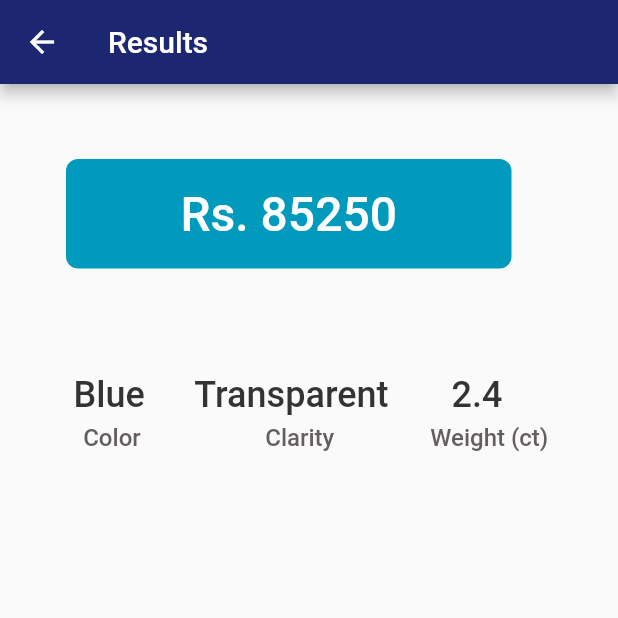
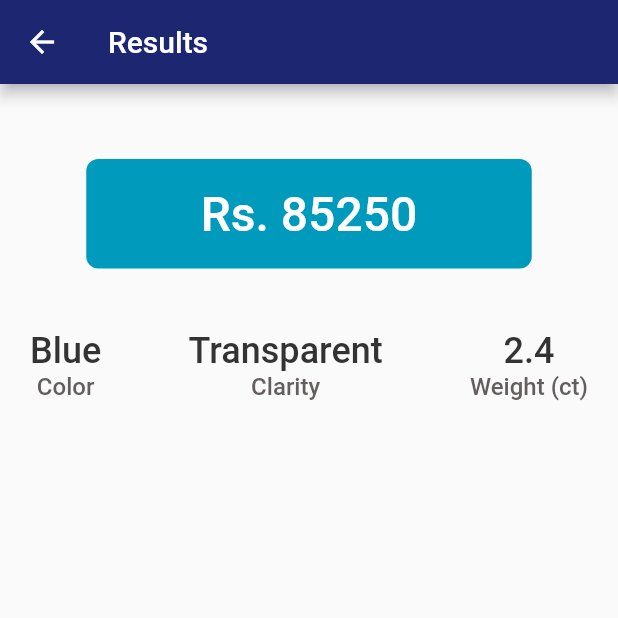
Before and after one commit to NuvinduSenarathne/Gemo_Mobile, a Flutter app: the PricePredictionResult screen opened directly, on a phone screen of 412 x 824 dp, the top half of it. Run offline on Flutter 3.47's test engine with Material 2 defaults, Android fonts, the phone set to English and light mode, and no system bars; our stand-ins replace carousel_slider, cloud_firestore, firebase_auth, firebase_core, quickalert and 1 more; missing offline and left inert: dart:ffi; accounts and stored records are empty.

Commit message:
Price Predicion Result :UI

```diff
--- a/lib/screens/pricePredictionResult.dart
+++ b/lib/screens/pricePredictionResult.dart
@@ -20,9 +20,9 @@ class _PricePredictionResultState extends State<PricePredictionResult> {
       ),
       body: Container(
         // signinshowpasswordeF9 (1:7)
-        padding: EdgeInsets.fromLTRB(0, 50, 0, 0),
+        padding: const EdgeInsets.fromLTRB(0, 50, 0, 0),
         width: double.infinity,
-        decoration: BoxDecoration(
+        decoration: const BoxDecoration(
             // color: Color(0xff1d2671),
             ),
         child: Column(
@@ -30,14 +30,14 @@ class _PricePredictionResultState extends State<PricePredictionResult> {
           children: [
             Container(
               // pricet9V (1:56)
-              margin: EdgeInsets.fromLTRB(0, 0, 27, 69),
+              margin: EdgeInsets.fromLTRB(0, 0, 0, 40),
               width: 297,
               height: 73,
               decoration: BoxDecoration(
                 color: Color(0xff009bbc),
                 borderRadius: BorderRadius.circular(8),
               ),
-              child: Center(
+              child: const Center(
                 child: Text(
                   'Rs. 85250',
                   textAlign: TextAlign.center,
@@ -50,17 +50,17 @@ class _PricePredictionResultState extends State<PricePredictionResult> {
                 ),
               ),
             ),
-            Container(
-              // autogroupq1dr4y5 (FrM7pB9ZDP2jQ7cWcwq1dR)
-              margin: EdgeInsets.fromLTRB(0, 0, 28, 5),
-              child: Row(
+            Row(
               crossAxisAlignment: CrossAxisAlignment.center,
-                mainAxisAlignment: MainAxisAlignment.center,
+              mainAxisAlignment: MainAxisAlignment.spaceBetween,
+              children: [
+                Padding(
+                  padding: EdgeInsets.fromLTRB(20, 0, 0, 0),
+                  child: Column(
                     children: [
                       Container(
-                    // blueAWK (1:60)
-                    margin: EdgeInsets.fromLTRB(0, 0, 33, 0),
-                    child: Text(
+                        // margin: EdgeInsets.fromLTRB(0, 0, 0, 0),
+                        child: const Text(
                           'Blue',
                           style: TextStyle(
                             fontSize: 24,
@@ -71,9 +71,27 @@ class _PricePredictionResultState extends State<PricePredictionResult> {
                         ),
                       ),
                       Container(
+                        // margin: EdgeInsets.fromLTRB(0, 0, 83, 0),
+                        child: const Text(
+                          'Color',
+                          style: TextStyle(
+                            fontSize: 16,
+                            fontWeight: FontWeight.w500,
+                            height: 1.2175,
+                            color: Color(0xff635e5e),
+                          ),
+                        ),
+                      ),
+                    ],
+                  ),
+                ),
+                Center(
+                  child: Column(
+                    children: [
+                      Container(
                         // transparent2oR (1:61)
-                    margin: EdgeInsets.fromLTRB(0, 0, 42, 0),
-                    child: Text(
+                        // margin: EdgeInsets.fromLTRB(0, 0, 42, 0),
+                        child: const Text(
                           'Transparent',
                           style: TextStyle(
                             fontSize: 24,
@@ -83,6 +101,25 @@ class _PricePredictionResultState extends State<PricePredictionResult> {
                           ),
                         ),
                       ),
+                      Container(
+                        // margin: EdgeInsets.fromLTRB(0, 0, 64, 0),
+                        child: const Text(
+                          'Clarity',
+                          style: TextStyle(
+                            fontSize: 16,
+                            fontWeight: FontWeight.w500,
+                            height: 1.2175,
+                            color: Color(0xff645e5e),
+                          ),
+                        ),
+                      ),
+                    ],
+                  ),
+                ),
+                const Padding(
+                  padding: EdgeInsets.fromLTRB(0, 0, 20, 0),
+                  child: Column(
+                    children: [
                       Text(
                         // Lp7 (1:62)
                         '2.4',
@@ -91,39 +128,6 @@ class _PricePredictionResultState extends State<PricePredictionResult> {
                           fontWeight: FontWeight.w500,
                           height: 1.2175,
                           color: Color(0xff333333),
-                    ),
-                  ),
-                ],
-              ),
-            ),
-            Container(
-              margin: EdgeInsets.fromLTRB(9, 0, 0, 0),
-              child: Row(
-                crossAxisAlignment: CrossAxisAlignment.center,
-                mainAxisAlignment: MainAxisAlignment.center,
-                children: [
-                  Container(
-                    margin: EdgeInsets.fromLTRB(0, 0, 83, 0),
-                    child: Text(
-                      'Color',
-                      style: TextStyle(
-                        fontSize: 16,
-                        fontWeight: FontWeight.w500,
-                        height: 1.2175,
-                        color: Color(0xff635e5e),
-                      ),
-                    ),
-                  ),
-                  Container(
-                    margin: EdgeInsets.fromLTRB(0, 0, 64, 0),
-                    child: Text(
-                      'Clarity',
-                      style: TextStyle(
-                        fontSize: 16,
-                        fontWeight: FontWeight.w500,
-                        height: 1.2175,
-                        color: Color(0xff645e5e),
-                      ),
                         ),
                       ),
                       Text(
@@ -138,6 +142,8 @@ class _PricePredictionResultState extends State<PricePredictionResult> {
                       ),
                     ],
                   ),
+                )
+              ],
             ),
           ],
         ),
```
Lines whose indentation alone changed are shown as unchanged.
